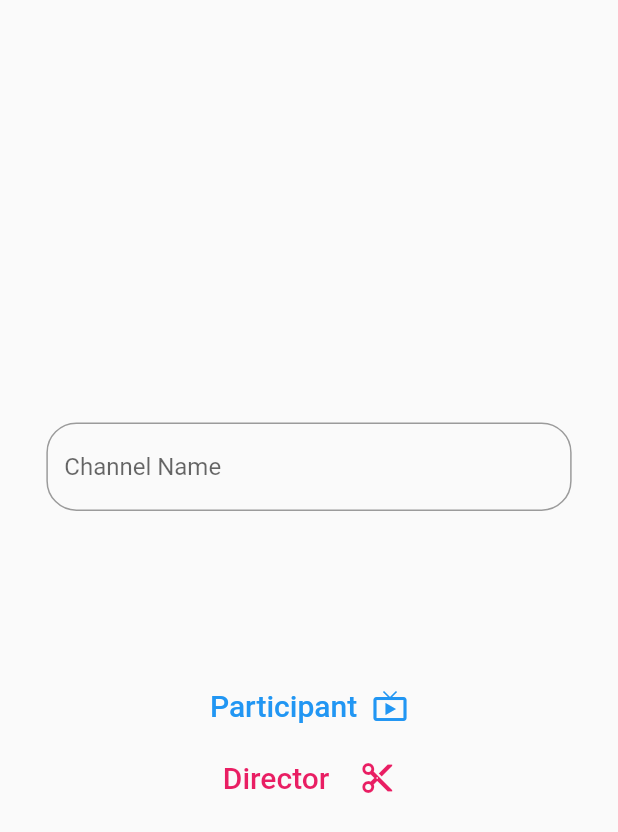
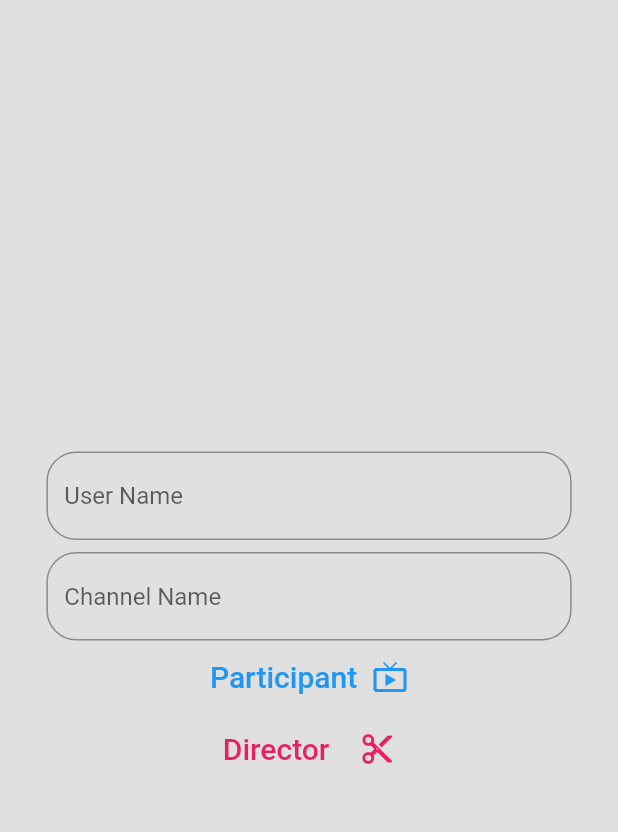
Before and after one commit to tadaspetra/agora, a Flutter app: the screen it shows after launch, on a phone screen of 412 x 824 dp. Shown: the top 832 px of the screen. Run offline on Flutter 3.47's test engine with Material 2 defaults, Android fonts, the phone set to English and light mode, and no system bars; our stand-ins replace flutter_riverpod, permission_handler, shared_preferences; missing offline and left inert: agora_rtc_engine, agora_rtm, agora_uikit, circular_menu.

Commit message:
app works!

```diff
--- a/creatorstudio/lib/controllers/director_controller.dart
+++ b/creatorstudio/lib/controllers/director_controller.dart
@@ -5,6 +5,7 @@ import 'package:creatorstudio/models/director_model.dart';
 import 'package:creatorstudio/models/stream.dart';
 import 'package:creatorstudio/models/user.dart';
 import 'package:creatorstudio/utils/app_id.dart';
+import 'package:flutter/material.dart';
 import 'package:flutter_riverpod/flutter_riverpod.dart';
 
 import '../rtc_repo.dart';
@@ -28,6 +29,11 @@ class DirectorController extends StateNotifier<DirectorModel> {
     await _initialize();
     AgoraRtmChannel? _channel = await read(rtcRepoProvider).joinCallAsDirector(state.engine!, state.client!, channelName, uid);
     state = state.copyWith(channel: _channel);
+  }
+
+  Future<void> updateUsers({required String message}) async {
+    Set<AgoraUser> newUsers = Message().parseUserInfo(currentUsers: state.lobbyUsers.toList(), userInfo: message).toSet();
+    state = state.copyWith(lobbyUsers: newUsers);
   }
 
   Future<void> leaveCall() async {
@@ -92,8 +98,12 @@ class DirectorController extends StateNotifier<DirectorModel> {
 
   Future<void> promoteToActiveUser({required int uid}) async {
     Set<AgoraUser> _tempLobby = state.lobbyUsers;
+    Color? tempColor;
+    String? tempName;
     for (int i = 0; i < _tempLobby.length; i++) {
       if (_tempLobby.elementAt(i).uid == uid) {
+        tempColor = _tempLobby.elementAt(i).backgroundColor;
+        tempName = _tempLobby.elementAt(i).name;
         _tempLobby.remove(_tempLobby.elementAt(i));
       }
     }
@@ -101,6 +111,8 @@ class DirectorController extends StateNotifier<DirectorModel> {
       ...state.activeUsers,
       AgoraUser(
         uid: uid,
+        backgroundColor: tempColor,
+        name: tempName,
       )
     }, lobbyUsers: _tempLobby);
     state.channel!.sendMessage(AgoraRtmMessage.fromText("unmute $uid"));
@@ -114,8 +126,12 @@ class DirectorController extends StateNotifier<DirectorModel> {
 
   Future<void> demoteToLobbyUser({required int uid}) async {
     Set<AgoraUser> _temp = state.activeUsers;
+    Color? tempColor;
+    String? tempName;
     for (int i = 0; i < _temp.length; i++) {
       if (_temp.elementAt(i).uid == uid) {
+        tempColor = _temp.elementAt(i).backgroundColor;
+        tempName = _temp.elementAt(i).name;
         _temp.remove(_temp.elementAt(i));
       }
     }
@@ -125,6 +141,8 @@ class DirectorController extends StateNotifier<DirectorModel> {
         uid: uid,
         videoDisabled: true,
         muted: true,
+        backgroundColor: tempColor,
+        name: tempName,
       )
     });
     state.channel!.sendMessage(AgoraRtmMessage.fromText("mute $uid"));
--- a/creatorstudio/lib/main.dart
+++ b/creatorstudio/lib/main.dart
@@ -13,6 +13,7 @@ class MyApp extends StatelessWidget {
     return ProviderScope(
       child: MaterialApp(
         theme: ThemeData(
+          canvasColor: Colors.grey[300],
           elevatedButtonTheme: ElevatedButtonThemeData(
             style: ButtonStyle(
               shape: MaterialStateProperty.all(ContinuousRectangleBorder(
--- a/creatorstudio/lib/models/user.dart
+++ b/creatorstudio/lib/models/user.dart
@@ -1,23 +1,33 @@
+import 'package:flutter/material.dart';
+
 class AgoraUser {
   int uid;
   bool muted;
   bool videoDisabled;
+  String? name;
+  Color? backgroundColor;
 
   AgoraUser({
     required this.uid,
     this.muted = false,
     this.videoDisabled = false,
+    this.name,
+    this.backgroundColor,
   });
 
   AgoraUser copyWith({
     int? uid,
     bool? muted,
     bool? videoDisabled,
+    String? name,
+    Color? backgroundColor,
   }) {
     return AgoraUser(
       uid: uid ?? this.uid,
       muted: muted ?? this.muted,
       videoDisabled: videoDisabled ?? this.videoDisabled,
+      name: name ?? this.name,
+      backgroundColor: backgroundColor ?? this.backgroundColor,
     );
   }
 }
--- a/creatorstudio/lib/pages/home_page.dart
+++ b/creatorstudio/lib/pages/home_page.dart
@@ -11,6 +11,7 @@ class MyHomePage extends StatefulWidget {
 
 class _MyHomePageState extends State<MyHomePage> {
   final _channelName = TextEditingController();
+  final _userName = TextEditingController();
   String check = '';
   late int uid;
 
@@ -45,7 +46,20 @@ class _MyHomePageState extends State<MyHomePage> {
             children: <Widget>[
               Container(
                 width: MediaQuery.of(context).size.width * 0.85,
-                height: MediaQuery.of(context).size.height * 0.2,
+                child: TextFormField(
+                  controller: _userName,
+                  decoration: InputDecoration(
+                    border: OutlineInputBorder(
+                      borderRadius: BorderRadius.circular(20),
+                      borderSide: BorderSide(color: Colors.grey),
+                    ),
+                    hintText: 'User Name',
+                  ),
+                ),
+              ),
+              SizedBox(height: 8),
+              Container(
+                width: MediaQuery.of(context).size.width * 0.85,
                 child: TextFormField(
                   controller: _channelName,
                   decoration: InputDecoration(
@@ -114,6 +128,7 @@ class _MyHomePageState extends State<MyHomePage> {
         builder: (context) => ParticipantPage(
           channelName: _channelName.text,
           uid: uid,
+          userName: _userName.text,
         ),
       ),
     );
```
Also changed, not shown: creatorstudio/lib/message.dart (+24 -5 lines), creatorstudio/lib/pages/director_page.dart (+25 -6 lines), creatorstudio/lib/pages/participant_page.dart (+40 -5 lines), creatorstudio/lib/rtc_repo.dart (+9 -0 lines).
